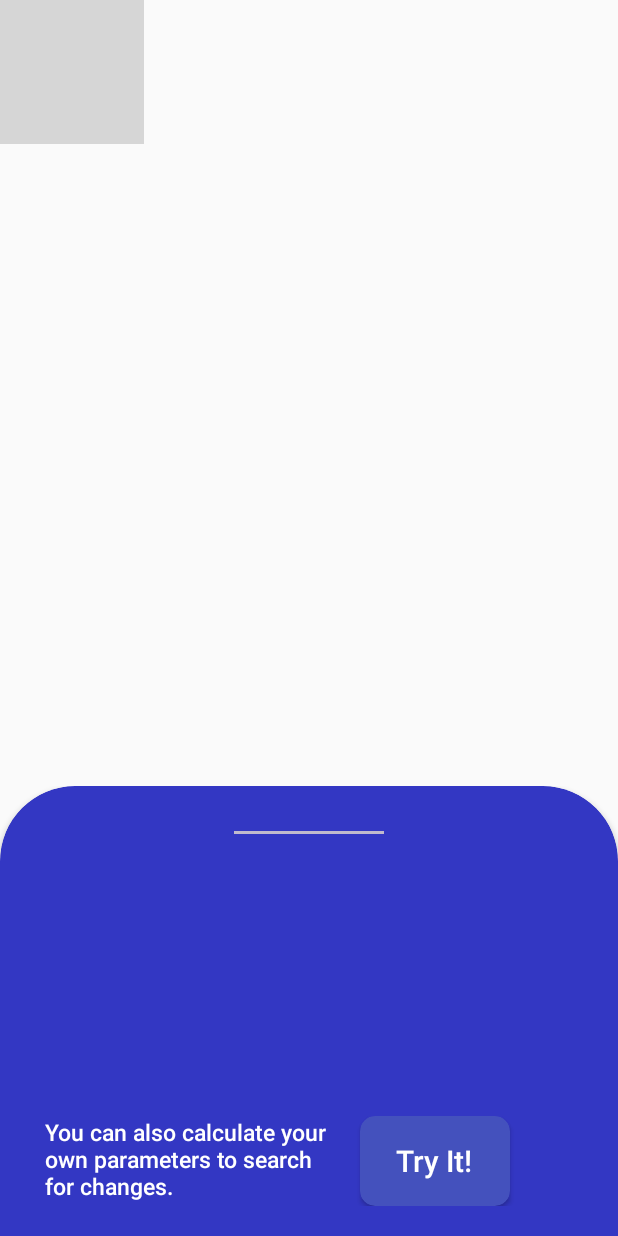
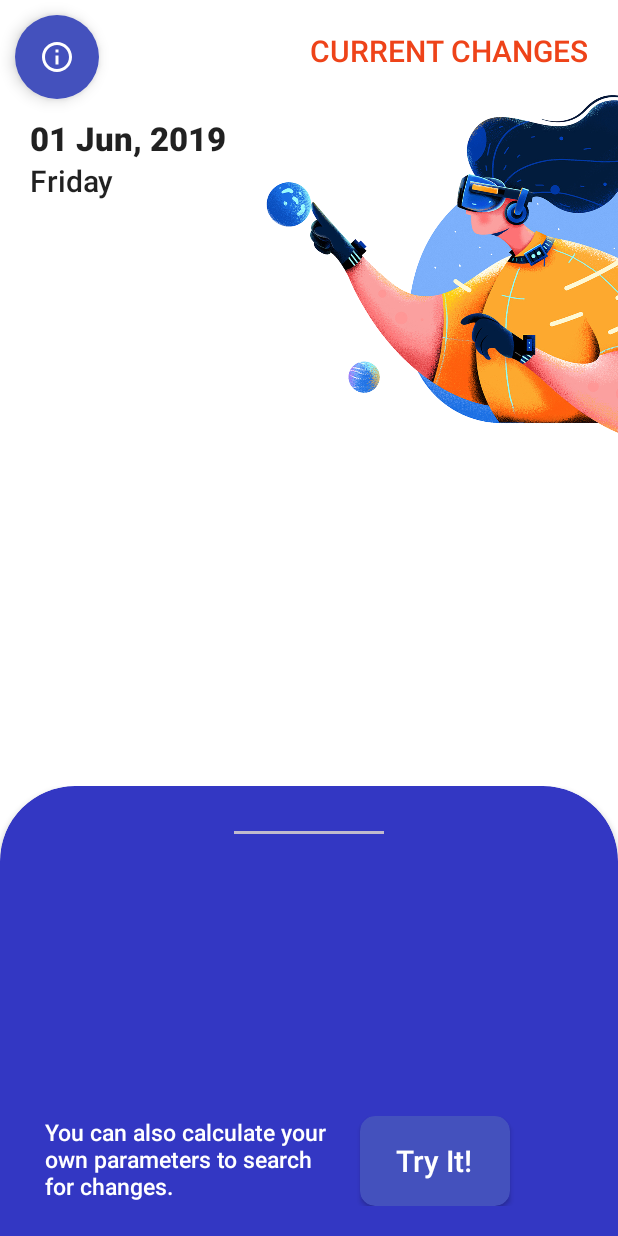
Before and after one commit to Doldrums/Space, an Android app: the TimeActivity screen opened directly, with no data from a screen before it, on a phone screen of 412 x 824 dp. Run offline under Robolectric (Android 15) with nearby library versions, the phone set to English and light mode, and no system bars; grey boxes are pictures that could not be loaded.

```diff
--- /dev/null
+++ b/app/src/main/res/drawable/ic_info_outline_black_24dp.xml
@@ -0,0 +1,5 @@
+<vector android:height="24dp" android:tint="#FFFFFF"
+    android:viewportHeight="24.0" android:viewportWidth="24.0"
+    android:width="24dp" xmlns:android="http://schemas.android.com/apk/res/android">
+    <path android:fillColor="#FF000000" android:pathData="M11,17h2v-6h-2v6zM12,2C6.48,2 2,6.48 2,12s4.48,10 10,10 10,-4.48 10,-10S17.52,2 12,2zM12,20c-4.41,0 -8,-3.59 -8,-8s3.59,-8 8,-8 8,3.59 8,8 -3.59,8 -8,8zM11,9h2L13,7h-2v2z"/>
+</vector>
--- a/app/src/main/res/layout/content_time.xml
+++ b/app/src/main/res/layout/content_time.xml
@@ -2,12 +2,54 @@
 <LinearLayout xmlns:android="http://schemas.android.com/apk/res/android"
               android:layout_width="match_parent" xmlns:app="http://schemas.android.com/apk/res-auto"
               android:orientation="vertical"
+              android:background="@android:color/white"
               android:layout_height="match_parent">
 
-    <ImageView android:layout_width="wrap_content"
-               app:srcCompat="@drawable/time"
-               android:contentDescription="dfghj"
-               android:adjustViewBounds="true"
-               android:layout_height="wrap_content"/>
 
+    <FrameLayout android:layout_width="match_parent" android:layout_height="match_parent">
+        <ImageView android:layout_width="250dp"
+                   android:layout_gravity="end"
+                   android:layout_marginTop="60dp"
+                   android:src="@drawable/vr"
+                   android:adjustViewBounds="true"
+                   android:layout_height="wrap_content"/>
+
+    <LinearLayout android:layout_width="match_parent"
+                  android:orientation="vertical"
+                  android:layout_height="match_parent">
+
+    <TextView android:layout_width="wrap_content"
+              style="@style/TextAppearance.AppCompat.Title"
+              android:textColor="@color/colorAccent"
+              android:text="Current changes"
+              android:layout_marginTop="20dp"
+              android:layout_gravity="end"
+              android:layout_marginEnd="20dp"
+              android:textAllCaps="true"
+              android:layout_height="wrap_content"/>
+    <TextView android:layout_width="wrap_content"
+        style="@style/TextAppearance.AppCompat.Title"
+        android:text="01 Jun, 2019"
+        android:textSize="10pt"
+        android:textStyle="bold"
+        android:layout_marginTop="30dp"
+        android:layout_marginStart="20dp"
+        android:layout_height="wrap_content"/>
+    <TextView android:layout_width="wrap_content"
+              style="@style/TextAppearance.AppCompat.Title"
+              android:text="Friday"
+              android:layout_marginStart="20dp"
+              android:layout_height="wrap_content"/>
+    </LinearLayout>
+        <android.support.design.widget.FloatingActionButton
+                android:layout_width="wrap_content"
+                android:layout_height="wrap_content"
+                android:backgroundTint="@color/card"
+                app:borderWidth="0dp"
+                android:layout_marginTop="10dp"
+                android:layout_marginStart="10dp"
+                android:src="@drawable/ic_info_outline_black_24dp"
+        />
+
+    </FrameLayout>
 </LinearLayout>
```
Also changed, not shown: app/src/main/res/drawable/spaceman_illustration.jpg, app/src/main/res/drawable/vr.png (added).
